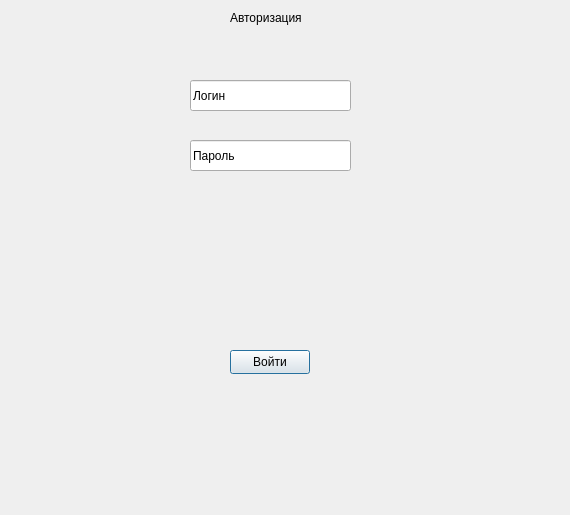
The window that autorization.ui (artik0811/ud_kursach) describes before a commit, drawn with Qt 5.
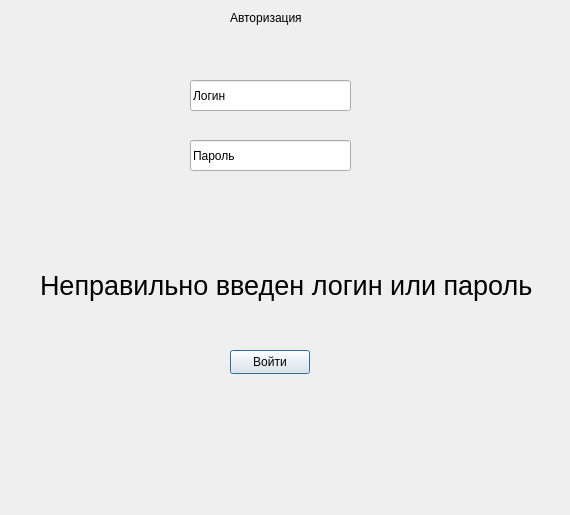
The same window after the commit.

What changed in the file:
```diff
--- a/autorization.ui
+++ b/autorization.ui
@@ -65,6 +65,27 @@
     <string>Пароль</string>
    </property>
   </widget>
+  <widget class="QLabel" name="label_2">
+   <property name="enabled">
+    <bool>true</bool>
+   </property>
+   <property name="geometry">
+    <rect>
+     <x>40</x>
+     <y>260</y>
+     <width>511</width>
+     <height>51</height>
+    </rect>
+   </property>
+   <property name="font">
+    <font>
+     <pointsize>20</pointsize>
+    </font>
+   </property>
+   <property name="text">
+    <string>Неправильно введен логин или пароль</string>
+   </property>
+  </widget>
  </widget>
  <resources/>
  <connections/>
```
